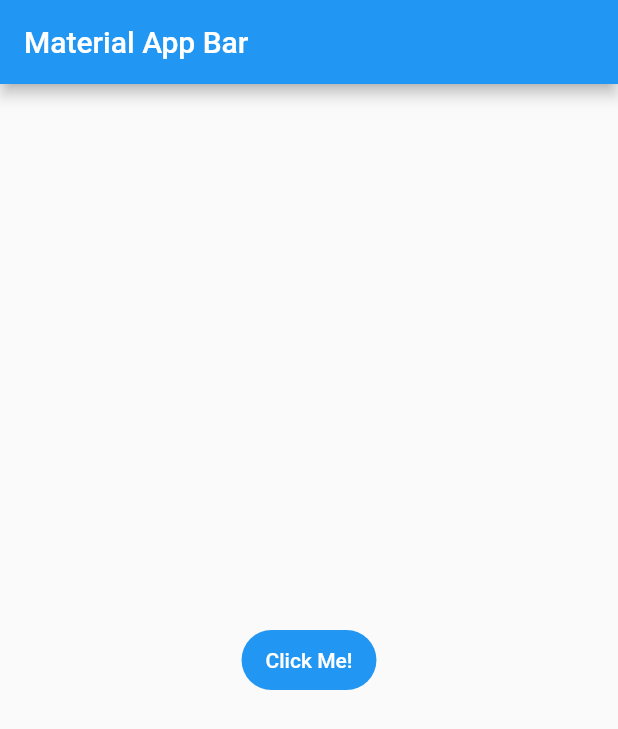
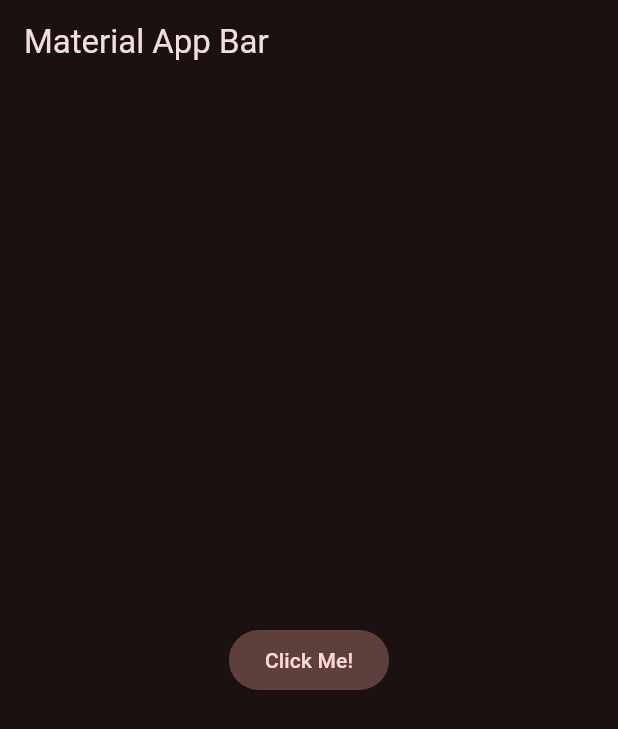
Before and after one commit to doggbmx/yes_no_app, a Flutter app: the screen it shows after launch, on a phone screen of 412 x 824 dp. Shown: the top 729 px of the screen. Run offline on Flutter 3.47's test engine with Material 2 defaults, Android fonts, the phone set to English and light mode, and no system bars.

Commit message:
themes applied

```diff
--- /dev/null
+++ b/lib/config/theme/app_theme.dart
@@ -0,0 +1,32 @@
+import 'package:flutter/material.dart';
+
+const Color _customColor = Color(0XFF5C11D4);
+
+const List<Color> _colorThemes = [
+  _customColor,
+  Colors.blue,
+  Colors.red,
+  Colors.orange,
+  Colors.pink,
+  Colors.yellow,
+  Colors.green,
+];
+
+class AppTheme {
+  final int selectedColor;
+
+  AppTheme({
+    required this.selectedColor,
+  }) : assert(
+          selectedColor >= 0 && selectedColor <= _colorThemes.length - 1,
+          'Colors must be between 0 and ${_colorThemes.length}',
+        );
+
+  ThemeData theme() {
+    return ThemeData(
+      useMaterial3: true,
+      colorSchemeSeed: _colorThemes[selectedColor],
+      brightness: Brightness.dark,
+    );
+  }
+}
--- a/lib/main.dart
+++ b/lib/main.dart
@@ -1,4 +1,5 @@
 import 'package:flutter/material.dart';
+import 'package:yes_no_app/config/theme/app_theme.dart';
 
 void main() => runApp(const MyApp());
 
@@ -10,6 +11,7 @@ class MyApp extends StatelessWidget {
     return MaterialApp(
       debugShowCheckedModeBanner: false,
       title: 'Yes No App',
+      theme: AppTheme(selectedColor: 2).theme(),
       home: Scaffold(
         appBar: AppBar(
           title: const Text('Material App Bar'),
```
